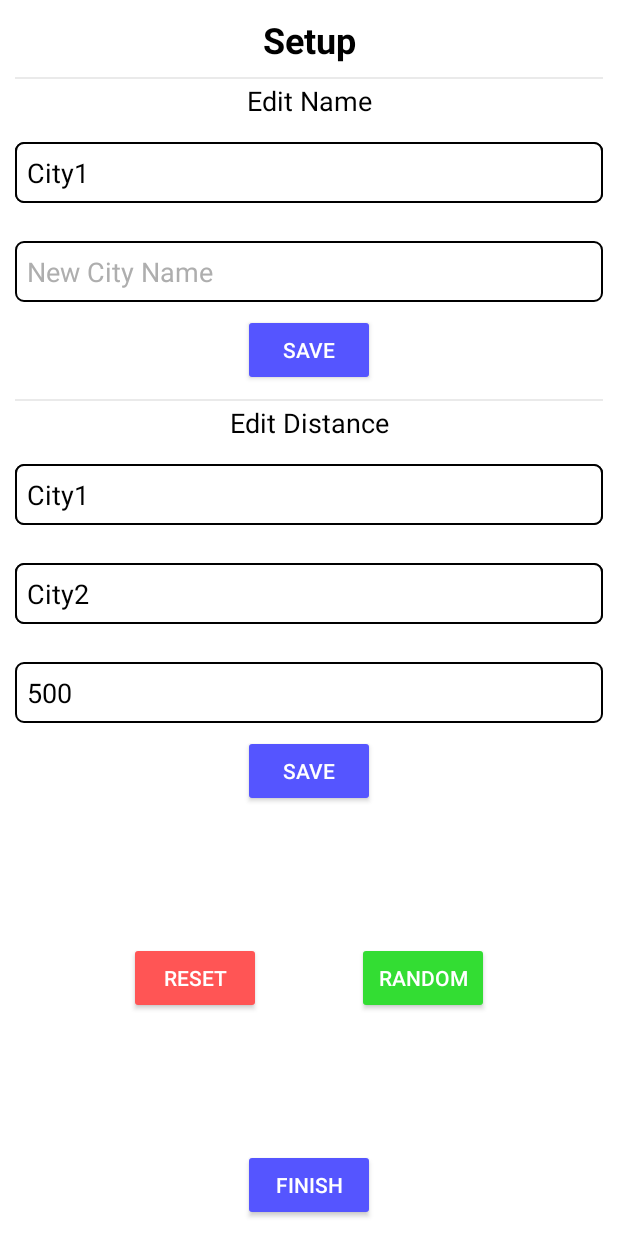
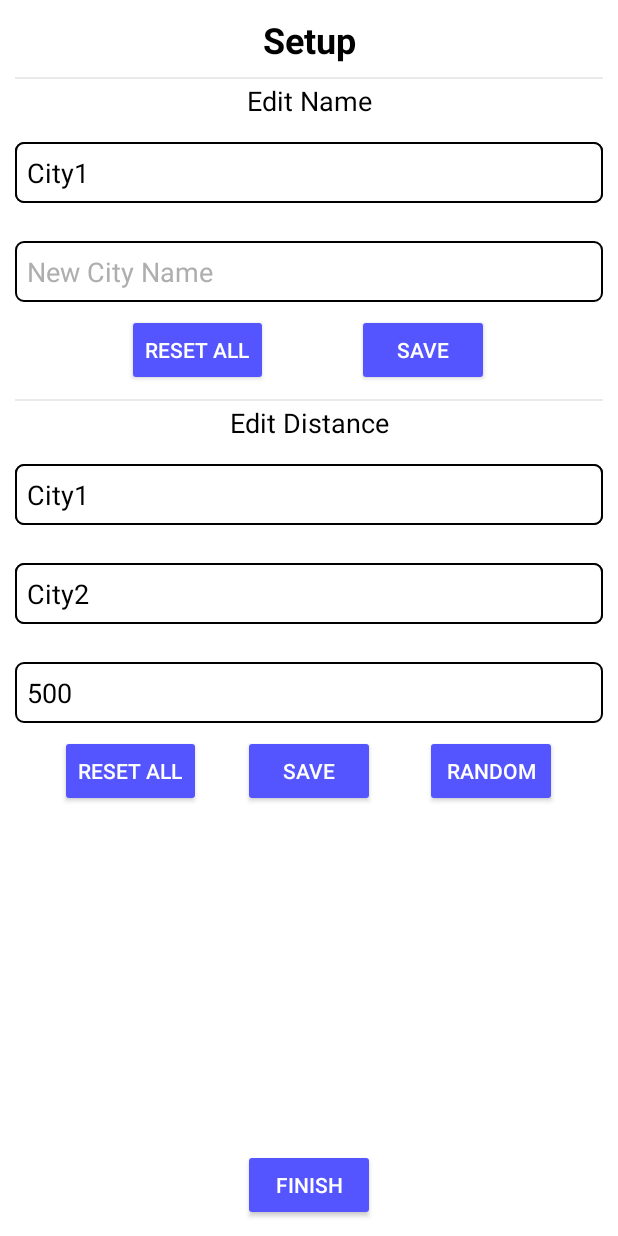
Before and after one commit to Szomti/FindPath, an Android app: the screen it shows after launch (MainActivity), after a tap on "SAVE", on a phone screen of 412 x 824 dp. Run offline under Robolectric (Android 15) with nearby library versions, the phone set to English and light mode, and no system bars.

Commit message:
QoL; Code improvements

```diff
--- /dev/null
+++ b/app/src/main/java/com/example/findpath/ListsHelper.kt
@@ -0,0 +1,36 @@
+package com.example.findpath
+
+import android.widget.ArrayAdapter
+import androidx.appcompat.app.AppCompatActivity
+import com.example.findpath.databinding.ActivitySetupBinding
+
+class ListsHelper {
+    fun setupListsInit(context: AppCompatActivity, setup: ActivitySetupBinding, list: MutableList<String>) {
+        val adapter = ArrayAdapter(context, R.layout.spinner_text, list)
+        setup.setupCityList.adapter = adapter
+        setup.setupCityListFirstItem.adapter = adapter
+        setup.setupCityListSecondItem.adapter = adapter
+        setup.setupCityListSecondItem.setSelection(1)
+        setup.setupCityNameEdit.setText("")
+    }
+
+    fun refreshList(context: AppCompatActivity, setup: ActivitySetupBinding, list: MutableList<String>){
+        val adapter = ArrayAdapter(context, R.layout.spinner_text, list)
+        setup.setupCityList.adapter = adapter
+        setup.setupCityNameEdit.setText("")
+    }
+
+    fun generateDefaultList(): MutableList<String> {
+        val generatedList: MutableList<String> = mutableListOf()
+        for(i in 1..8){
+            generatedList.add("City$i")
+        }
+        return generatedList
+    }
+
+    fun fullRefresh(context: AppCompatActivity, setup: ActivitySetupBinding, list: MutableList<String>) {
+        val adapter = ArrayAdapter(context, R.layout.spinner_text, list)
+        setup.setupCityList.adapter = adapter
+        setup.setupCityNameEdit.setText("")
+    }
+}
--- a/app/src/main/java/com/example/findpath/MainActivity.kt
+++ b/app/src/main/java/com/example/findpath/MainActivity.kt
@@ -3,7 +3,6 @@ package com.example.findpath
 import android.os.Bundle
 import android.view.View
 import android.widget.AdapterView
-import android.widget.ArrayAdapter
 import android.widget.Toast
 import androidx.appcompat.app.AppCompatActivity
 import com.example.findpath.databinding.ActivityMainBinding
@@ -16,38 +15,44 @@ class MainActivity : AppCompatActivity() {
         val main = ActivityMainBinding.inflate(layoutInflater)
         setContentView(setup.root)
 
-        val citiesList = generateDefaultList()
+        var citiesList = ListsHelper().generateDefaultList()
         var graph: MutableList<MutableList<Int>> = CitiesHelper().distanceInit(citiesList)
 
-        setupListsInit(setup, citiesList)
+        ListsHelper().setupListsInit(this, setup, citiesList)
 
         setup.setupFinishBtn.setOnClickListener {
             setContentView(main.root)
         }
 
         main.mainGoToSetup.setOnClickListener {
-            setupListsInit(setup, citiesList)
+            ListsHelper().setupListsInit(this, setup, citiesList)
             setContentView(setup.root)
         }
 
-        setup.setupResetBtn.setOnClickListener {
+        setup.setupResetNamesBtn.setOnClickListener {
+            citiesList = ListsHelper().generateDefaultList()
+            ListsHelper().refreshList(this, setup, citiesList)
+        }
+
+        setup.setupResetDistanceBtn.setOnClickListener {
             graph = CitiesHelper().distanceInit(citiesList)
         }
 
-        setup.setupRandomBtn.setOnClickListener {
+        setup.setupRandomDistanceBtn.setOnClickListener {
             graph = CitiesHelper().randomDistance(graph)
         }
 
         setup.setupSaveCityNameChange.setOnClickListener {
             var correct = true
+            val newNameText = setup.setupCityNameEdit.text.toString().trim()
             for(item in citiesList){
-                if(item == setup.setupCityNameEdit.text.toString()) correct = false
+                if(item == newNameText) correct = false
             }
-            if(setup.setupCityNameEdit.text.toString().trim() == "") correct = false
+            if(newNameText == "") correct = false
             if(correct) {
-                citiesList[setup.setupCityList.selectedItemId.toInt()] = setup.setupCityNameEdit.text.toString()
-                Toast.makeText(applicationContext, "Saved New Name: ${setup.setupCityNameEdit.text}", Toast.LENGTH_SHORT).show()
-                refreshList(setup, citiesList)
+                citiesList[setup.setupCityList.selectedItemId.toInt()] = newNameText
+                Toast.makeText(applicationContext, "Saved New Name: $newNameText", Toast.LENGTH_SHORT).show()
+                ListsHelper().refreshList(this, setup, citiesList)
             }
         }
 
@@ -59,11 +64,14 @@ class MainActivity : AppCompatActivity() {
                     position: Int,
                     id: Long
                 ) {
-                    setup.setupDistanceBetweenCitiesChange.isEnabled = id != setup.setupCityListSecondItem.selectedItemId
-                    if(id != setup.setupCityListSecondItem.selectedItemId){
-                        setup.setupDistanceBetweenCitiesChange.setText(graph[setup.setupCityListSecondItem.selectedItemId.toInt()+1][setup.setupCityListFirstItem.selectedItemId.toInt()+1].toString())
+                    val distanceInput = setup.setupDistanceBetweenCitiesChange
+                    val firstId = setup.setupCityListFirstItem.selectedItemId
+                    val secondId = setup.setupCityListSecondItem.selectedItemId
+                    distanceInput.isEnabled = id != secondId
+                    if(id != secondId){
+                        distanceInput.setText(graph[secondId.toInt()+1][firstId.toInt()+1].toString())
                     }else{
-                        setup.setupDistanceBetweenCitiesChange.setText("-1")
+                        distanceInput.setText("-1")
                     }
                 }
 
@@ -78,11 +86,14 @@ class MainActivity : AppCompatActivity() {
                     position: Int,
                     id: Long
                 ) {
-                    setup.setupDistanceBetweenCitiesChange.isEnabled = id != setup.setupCityListFirstItem.selectedItemId
-                    if(id != setup.setupCityListFirstItem.selectedItemId){
-                        setup.setupDistanceBetweenCitiesChange.setText(graph[setup.setupCityListFirstItem.selectedItemId.toInt()+1][setup.setupCityListSecondItem.selectedItemId.toInt()+1].toString())
+                    val distanceInput = setup.setupDistanceBetweenCitiesChange
+                    val firstId = setup.setupCityListFirstItem.selectedItemId
+                    val secondId = setup.setupCityListSecondItem.selectedItemId
+                    distanceInput.isEnabled = id != firstId
+                    if(id != firstId){
+                        distanceInput.setText(graph[firstId.toInt()+1][secondId.toInt()+1].toString())
                     }else{
-                        setup.setupDistanceBetweenCitiesChange.setText("-1")
+                        distanceInput.setText("-1")
                     }
                 }
 
@@ -90,11 +101,14 @@ class MainActivity : AppCompatActivity() {
             }
 
         setup.setupSaveCityDistanceChange.setOnClickListener {
-            if(setup.setupDistanceBetweenCitiesChange.text.toString().toInt() > 0){
-                graph[setup.setupCityListFirstItem.selectedItemId.toInt()+1][setup.setupCityListSecondItem.selectedItemId.toInt()+1] = setup.setupDistanceBetweenCitiesChange.text.toString().toInt()
-                graph[setup.setupCityListSecondItem.selectedItemId.toInt()+1][setup.setupCityListFirstItem.selectedItemId.toInt()+1] = setup.setupDistanceBetweenCitiesChange.text.toString().toInt()
+            val distance = setup.setupDistanceBetweenCitiesChange.text.toString().toInt()
+            if(distance > 0){
+                val firstIdPlusOne = setup.setupCityListFirstItem.selectedItemId.toInt()+1
+                val secondIdPlusOne = setup.setupCityListSecondItem.selectedItemId.toInt()+1
+                graph[firstIdPlusOne][secondIdPlusOne] = distance
+                graph[secondIdPlusOne][firstIdPlusOne] = distance
                 println(graph)
-                Toast.makeText(applicationContext, "Saved New Distance: ${setup.setupDistanceBetweenCitiesChange.text}", Toast.LENGTH_SHORT).show()
+                Toast.makeText(applicationContext, "Saved New Distance: $distance", Toast.LENGTH_SHORT).show()
             }else{
                 Toast.makeText(applicationContext, "Incorrect Distance - Not Saved", Toast.LENGTH_SHORT).show()
             }
@@ -119,27 +133,4 @@ class MainActivity : AppCompatActivity() {
             Screenshot().saveImage(screenshot, screenshotTime.toString(), contentResolver)
         }
     }
-
-    private fun setupListsInit(setup: ActivitySetupBinding, list: MutableList<String>) {
-        val adapter = ArrayAdapter(this, R.layout.spinner_text, list)
-        setup.setupCityList.adapter = adapter
-        setup.setupCityListFirstItem.adapter = adapter
-        setup.setupCityListSecondItem.adapter = adapter
-        setup.setupCityListSecondItem.setSelection(1)
-        setup.setupCityNameEdit.setText("")
-    }
-
-    private fun refreshList(setup: ActivitySetupBinding, list: MutableList<String>){
-        val adapter = ArrayAdapter(this, R.layout.spinner_text, list)
-        setup.setupCityList.adapter = adapter
-        setup.setupCityNameEdit.setText("")
-    }
-
-    private fun generateDefaultList(): MutableList<String> {
-        val generatedList: MutableList<String> = mutableListOf()
-        for(i in 1..8){
-            generatedList.add("City$i")
-        }
-        return generatedList
-    }
 }
--- a/app/src/main/res/layout/activity_setup.xml
+++ b/app/src/main/res/layout/activity_setup.xml
@@ -62,12 +62,25 @@
         android:autofillHints="" />
 
     <Button
+        android:id="@+id/setupResetNamesBtn"
+        android:layout_marginTop="8dp"
+        android:layout_width="wrap_content"
+        android:layout_height="wrap_content"
+        android:text="@string/setupResetNameBtn"
+        android:backgroundTint="#FF5555FF"
+        app:layout_constraintHorizontal_bias="0.25"
+        app:layout_constraintLeft_toLeftOf="parent"
+        app:layout_constraintRight_toRightOf="parent"
+        app:layout_constraintTop_toBottomOf="@+id/setupCityNameEdit"/>
+
+    <Button
         android:id="@+id/setupSaveCityNameChange"
         android:layout_marginTop="8dp"
         android:layout_width="wrap_content"
         android:layout_height="wrap_content"
         android:text="@string/setupSaveCityNameChange"
         android:backgroundTint="#FF5555FF"
+        app:layout_constraintHorizontal_bias="0.75"
         app:layout_constraintLeft_toLeftOf="parent"
         app:layout_constraintRight_toRightOf="parent"
         app:layout_constraintTop_toBottomOf="@+id/setupCityNameEdit"/>
@@ -136,28 +149,28 @@
         app:layout_constraintTop_toBottomOf="@+id/setupDistanceBetweenCitiesChange"/>
 
     <Button
-        android:id="@+id/setupResetBtn"
+        android:id="@+id/setupResetDistanceBtn"
+        android:layout_marginTop="8dp"
         android:layout_width="wrap_content"
         android:layout_height="wrap_content"
-        android:text="@string/setupResetBtn"
-        android:backgroundTint="#FFFF5555"
-        app:layout_constraintHorizontal_bias="0.25"
-        app:layout_constraintTop_toBottomOf="@id/setupSaveCityDistanceChange"
+        android:text="@string/setupResetDistanceBtn"
+        android:backgroundTint="#FF5555FF"
+        app:layout_constraintHorizontal_bias="0.1"
         app:layout_constraintLeft_toLeftOf="parent"
         app:layout_constraintRight_toRightOf="parent"
-        app:layout_constraintBottom_toTopOf="@id/setupFinishBtn"/>
+        app:layout_constraintTop_toBottomOf="@+id/setupDistanceBetweenCitiesChange"/>
 
     <Button
-        android:id="@+id/setupRandomBtn"
+        android:id="@+id/setupRandomDistanceBtn"
+        android:layout_marginTop="8dp"
         android:layout_width="wrap_content"
         android:layout_height="wrap_content"
-        android:text="@string/setupRandomBtn"
-        android:backgroundTint="#FF33DD33"
-        app:layout_constraintHorizontal_bias="0.75"
-        app:layout_constraintTop_toBottomOf="@id/setupSaveCityDistanceChange"
+        android:text="@string/setupRandomDistanceBtn"
+        android:backgroundTint="#FF5555FF"
+        app:layout_constraintHorizontal_bias="0.9"
         app:layout_constraintLeft_toLeftOf="parent"
         app:layout_constraintRight_toRightOf="parent"
-        app:layout_constraintBottom_toTopOf="@id/setupFinishBtn"/>
+        app:layout_constraintTop_toBottomOf="@+id/setupDistanceBetweenCitiesChange"/>
 
     <Button
         android:id="@+id/setupFinishBtn"
--- a/app/src/main/res/values/strings.xml
+++ b/app/src/main/res/values/strings.xml
@@ -4,12 +4,13 @@
     <string name="setupHeader">Setup</string>
     <string name="setupNameHeader">Edit Name</string>
     <string name="setupCityNameEdit">New City Name</string>
+    <string name="setupResetNameBtn">Reset All</string>
     <string name="setupSaveCityNameChange">Save</string>
     <string name="setupDistanceHeader">Edit Distance</string>
     <string name="setupDistanceBetweenCitiesChange">Distance</string>
     <string name="setupSaveCityDistanceChange">Save</string>
-    <string name="setupResetBtn">Reset</string>
-    <string name="setupRandomBtn">Random</string>
+    <string name="setupResetDistanceBtn">Reset All</string>
+    <string name="setupRandomDistanceBtn">Random</string>
     <string name="setupFinishBtn">Finish</string>
 
     <string name="mainHeader">Home</string>
```
